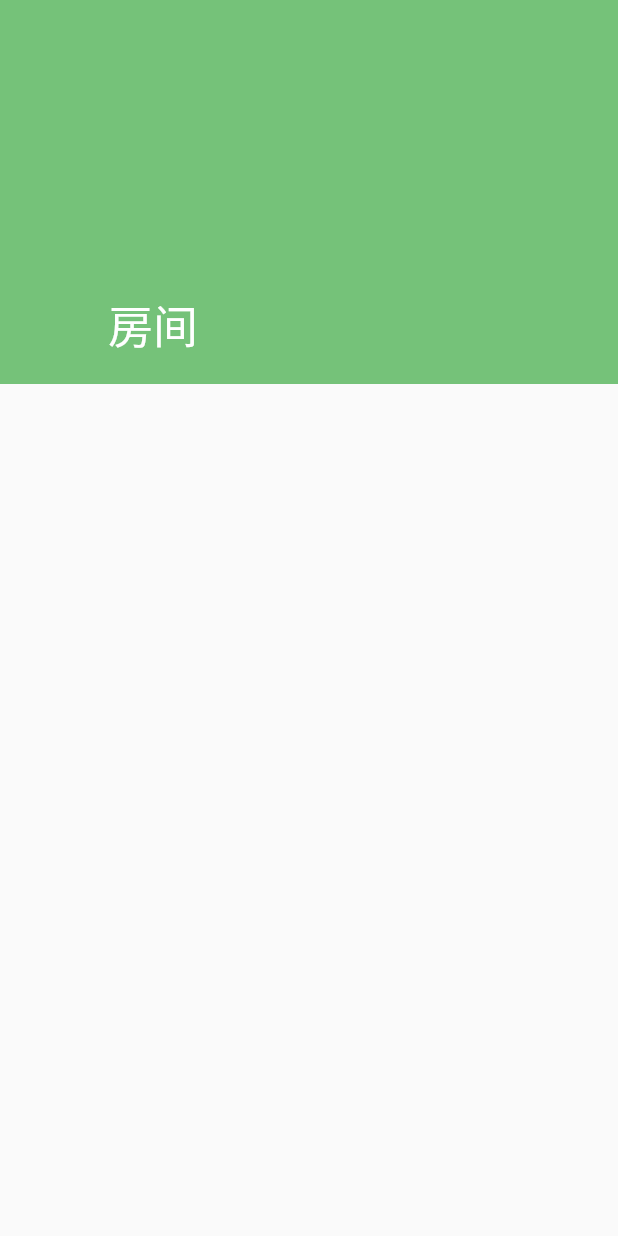
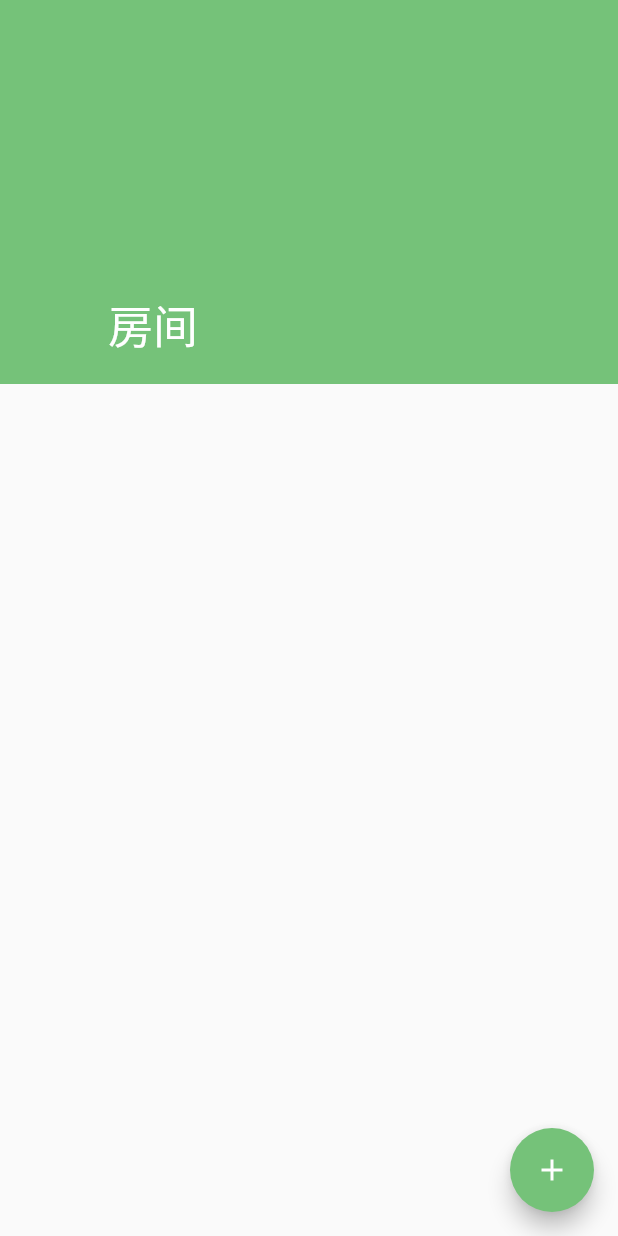
Before and after one commit to Fancyflame/MCMU3, a Flutter app: the screen it shows after launch, after a tap on the "menu" icon, after a tap on "房间", on a phone screen of 412 x 824 dp. Run offline on Flutter 3.47's test engine with Material 2 defaults, Android fonts, the phone set to English and light mode, and no system bars; drawn by our look-alikes of flutter_smart_dialog, flutter_speed_dial; network calls fail.

```diff
--- a/components/mcmu_client_app/lib/TempRoom.dart
+++ b/components/mcmu_client_app/lib/TempRoom.dart
@@ -1,7 +1,9 @@
 import 'package:flutter/material.dart';
+import 'package:flutter_smart_dialog/flutter_smart_dialog.dart';
 import 'package:mcmu_flutter/main.dart';
 import 'package:provider/provider.dart';
 import 'HomePage.dart';
+import 'package:flutter_speed_dial/flutter_speed_dial.dart';
 
 class TempRoomPagej extends StatefulWidget {
   const TempRoomPagej({Key? key}) : super(key: key);
@@ -11,14 +13,66 @@ class TempRoomPagej extends StatefulWidget {
 
 class _TempRoomPagejState extends State {
   @override
+  void showOverlay() {
+    final renderbox = context.findRenderObject() as RenderBox;
+    final size = renderbox.size;
+    OverlayEntry overlayEntry = OverlayEntry(
+      builder: (context) {
+        return Material(
+          child: Positioned(
+            width: size.width,
+            child: Row(
+              children: [
+                Container(
+                  child: TextField(),
+                  width: 320,
+                  height: 24,
+                ),
+              ],
+            ),
+          ),
+        );
+      },
+    );
+    Overlay.of(context)?.insert(overlayEntry);
+  }
+
   Widget build(BuildContext context) {
-    return const MaterialApp(
+    return MaterialApp(
+      builder: (context, child) {
+        return FlutterSmartDialog(
+          child: child,
+        );
+      },
       home: Scaffold(
-        body: CustomScrollView(
+        floatingActionButton: SpeedDial(
+          backgroundColor: const Color.fromARGB(255, 117, 194, 121),
+          animatedIcon: AnimatedIcons.add_event,
+          childMargin: const EdgeInsets.symmetric(vertical: 16),
+          spacing: 8,
+          children: [
+            SpeedDialChild(
+                child: const Icon(Icons.domain_rounded),
+                foregroundColor: const Color.fromARGB(255, 117, 194, 121),
+                label: '创建房间'),
+            SpeedDialChild(
+              child: const Icon(Icons.vpn_key_rounded),
+              foregroundColor: const Color.fromARGB(255, 117, 194, 121),
+              label: '加入房间',
+              onTap: () {
+                showOverlay();
+              },
+            )
+          ],
+        ),
+        body: const CustomScrollView(
           physics: ClampingScrollPhysics(),
           shrinkWrap: false,
           slivers: <Widget>[
             SliverAppBar(
+              floating: true,
+              snap: true,
+              automaticallyImplyLeading: true,
               expandedHeight: 256,
               backgroundColor: Color.fromARGB(255, 117, 194, 121),
               flexibleSpace: FlexibleSpaceBar(
@@ -26,9 +80,6 @@ class _TempRoomPagejState extends State {
                 collapseMode: CollapseMode.pin,
               ),
             ),
-            /* FloatingActionButton(
-              onPressed: null,
-            ), */
           ],
         ),
       ),
--- a/components/mcmu_client_app/pubspec.yaml
+++ b/components/mcmu_client_app/pubspec.yaml
@@ -33,9 +33,14 @@ dependencies:
   # The following adds the Cupertino Icons font to your application.
   # Use with the CupertinoIcons class for iOS style icons.
   cupertino_icons: ^1.0.2
+#CustomdependsBelow
   english_words: ^3.1.0
   keframe: ^2.0.2
   provider: ^6.0.0+1
+  flutter_speed_dial: ^5.0.0+1
+  flutter_smart_dialog: any
+  material_floating_search_bar: ^0.3.7
+#CustomdependsAbove
 dev_dependencies:
   flutter_test:
     sdk: flutter
```
Also changed, not shown: components/mcmu_client_app/lib/HomePage.dart (+0 -16 lines), components/mcmu_client_app/lib/ProfilePage.dart (+42 -44 lines), components/mcmu_client_app/lib/main.dart (+34 -2 lines), components/mcmu_client_app/pubspec.lock.
